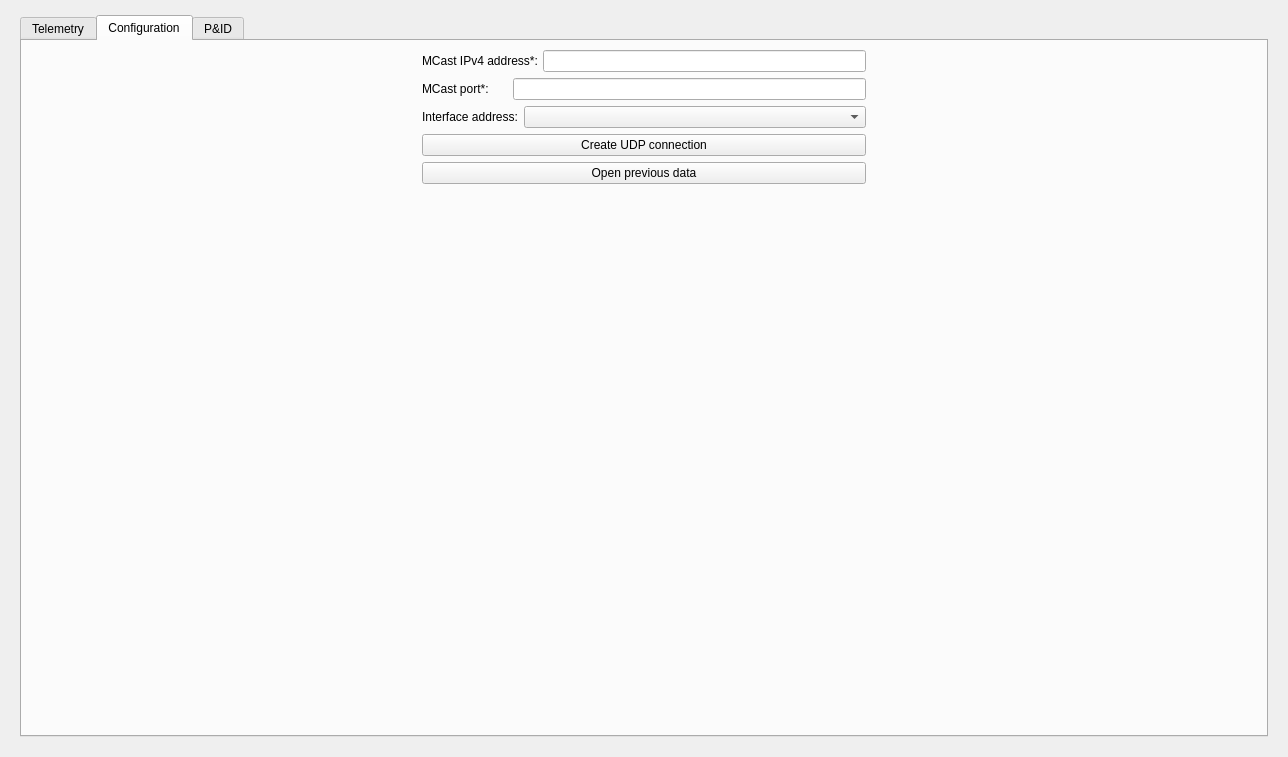
This is form.ui in CarletonURocketry/hybrid-engine-ui as Qt 5 draws it before an edit. The edited form follows.
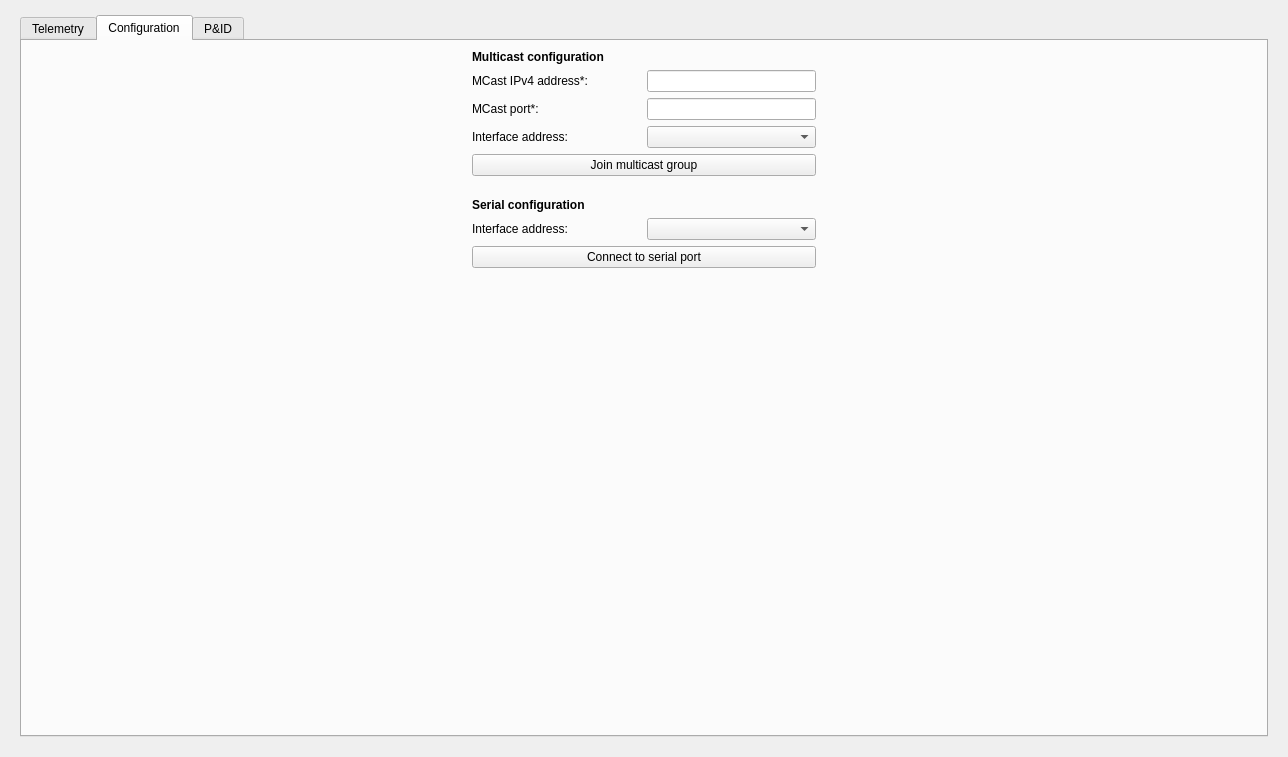
This is the edited form. The open tabs and pages were chosen to show the change. Icons and pictures are not drawn. Custom widgets are drawn as their Qt base class.

Commit message: Fix config layout

```diff
--- a/form.ui
+++ b/form.ui
@@ -862,19 +862,34 @@
        <string>Configuration</string>
       </attribute>
       <layout class="QFormLayout" name="formLayout">
+       <property name="rowWrapPolicy">
+        <enum>QFormLayout::RowWrapPolicy::DontWrapRows</enum>
+       </property>
+       <property name="labelAlignment">
+        <set>Qt::AlignmentFlag::AlignCenter</set>
+       </property>
        <property name="leftMargin">
-        <number>400</number>
+        <number>450</number>
        </property>
        <property name="rightMargin">
-        <number>400</number>
+        <number>450</number>
        </property>
        <item row="0" column="0" colspan="2">
-        <layout class="QVBoxLayout" name="connectionLayout_3">
+        <layout class="QVBoxLayout" name="_2">
+         <item>
+          <widget class="QLabel" name="label">
+           <property name="font">
+            <font>
+             <bold>true</bold>
+            </font>
+           </property>
+           <property name="text">
+            <string>Multicast configuration</string>
+           </property>
+          </widget>
+         </item>
          <item>
           <layout class="QHBoxLayout" name="addressLayout_3">
-           <property name="spacing">
-            <number>1</number>
-           </property>
            <item>
             <widget class="QLabel" name="udpIpAddressLabel_3">
              <property name="toolTip">
@@ -887,21 +902,18 @@
            </item>
            <item>
             <widget class="QLineEdit" name="udpIpAddressInput_3">
-             <property name="styleSheet">
-              <string notr="true"/>
+             <property name="sizePolicy">
+              <sizepolicy hsizetype="Preferred" vsizetype="Fixed">
+               <horstretch>0</horstretch>
+               <verstretch>0</verstretch>
+              </sizepolicy>
              </property>
             </widget>
            </item>
           </layout>
          </item>
          <item>
-          <layout class="QHBoxLayout" name="portLayout_3" stretch="0,0">
-           <property name="spacing">
-            <number>6</number>
-           </property>
-           <property name="sizeConstraint">
-            <enum>QLayout::SizeConstraint::SetFixedSize</enum>
-           </property>
+          <layout class="QHBoxLayout" name="portLayout_3">
            <item>
             <widget class="QLabel" name="udpPortLabel_3">
              <property name="minimumSize">
@@ -920,6 +932,12 @@
            </item>
            <item>
             <widget class="QLineEdit" name="udpPortInput_3">
+             <property name="sizePolicy">
+              <sizepolicy hsizetype="Preferred" vsizetype="Fixed">
+               <horstretch>0</horstretch>
+               <verstretch>0</verstretch>
+              </sizepolicy>
+             </property>
              <property name="styleSheet">
               <string notr="true"/>
              </property>
@@ -940,42 +958,81 @@
             </widget>
            </item>
            <item>
-            <widget class="QComboBox" name="interfaceAddressDropdown_3">
-             <property name="sizePolicy">
-              <sizepolicy hsizetype="Expanding" vsizetype="Fixed">
-               <horstretch>0</horstretch>
-               <verstretch>0</verstretch>
-              </sizepolicy>
-             </property>
-            </widget>
+            <widget class="QComboBox" name="interfaceAddressDropdown_3"/>
            </item>
           </layout>
          </item>
          <item>
           <widget class="QPushButton" name="udpConnectButton_3">
-           <property name="maximumSize">
-            <size>
-             <width>16777215</width>
-             <height>16777215</height>
-            </size>
-           </property>
            <property name="styleSheet">
             <string notr="true"/>
            </property>
            <property name="text">
-            <string>Create UDP connection</string>
+            <string>Join multicast group</string>
            </property>
           </widget>
          </item>
+        </layout>
+       </item>
+       <item row="2" column="0" colspan="2">
+        <layout class="QVBoxLayout" name="_3">
          <item>
-          <widget class="QPushButton" name="openFileButton_3">
+          <widget class="QLabel" name="label_2">
+           <property name="font">
+            <font>
+             <bold>true</bold>
+            </font>
+           </property>
            <property name="text">
-            <string>Open previous data</string>
+            <string>Serial configuration</string>
            </property>
           </widget>
          </item>
+         <item>
+          <layout class="QHBoxLayout" name="interfaceLayout_4">
+           <item>
+            <widget class="QLabel" name="interfaceAddressLabel_4">
+             <property name="toolTip">
+              <string>Enter ipconfig in terminal to see interfaces</string>
+             </property>
+             <property name="text">
+              <string>Interface address:</string>
+             </property>
+            </widget>
+           </item>
+           <item>
+            <widget class="QComboBox" name="interfaceAddressDropdown_4"/>
+           </item>
+          </layout>
+         </item>
+         <item>
+          <widget class="QPushButton" name="udpConnectButton_4">
+           <property name="styleSheet">
+            <string notr="true"/>
+           </property>
+           <property name="text">
+            <string>Connect to serial port</string>
+           </property>
+          </widget>
+         </item>
         </layout>
        </item>
+       <item row="1" column="0" colspan="2">
+        <spacer name="verticalSpacer">
+         <property name="orientation">
+          <enum>Qt::Orientation::Vertical</enum>
+         </property>
+         <property name="sizeType">
+          <enum>QSizePolicy::Policy::Fixed</enum>
+         </property>
+         <property name="sizeHint" stdset="0">
+          <size>
+           <width>20</width>
+           <height>10</height>
+          </size>
+         </property>
+        </spacer>
+       </item>
       </layout>
      </widget>
      <widget class="QWidget" name="pAndIdTab">
```
The commit also changes 1 other file.
